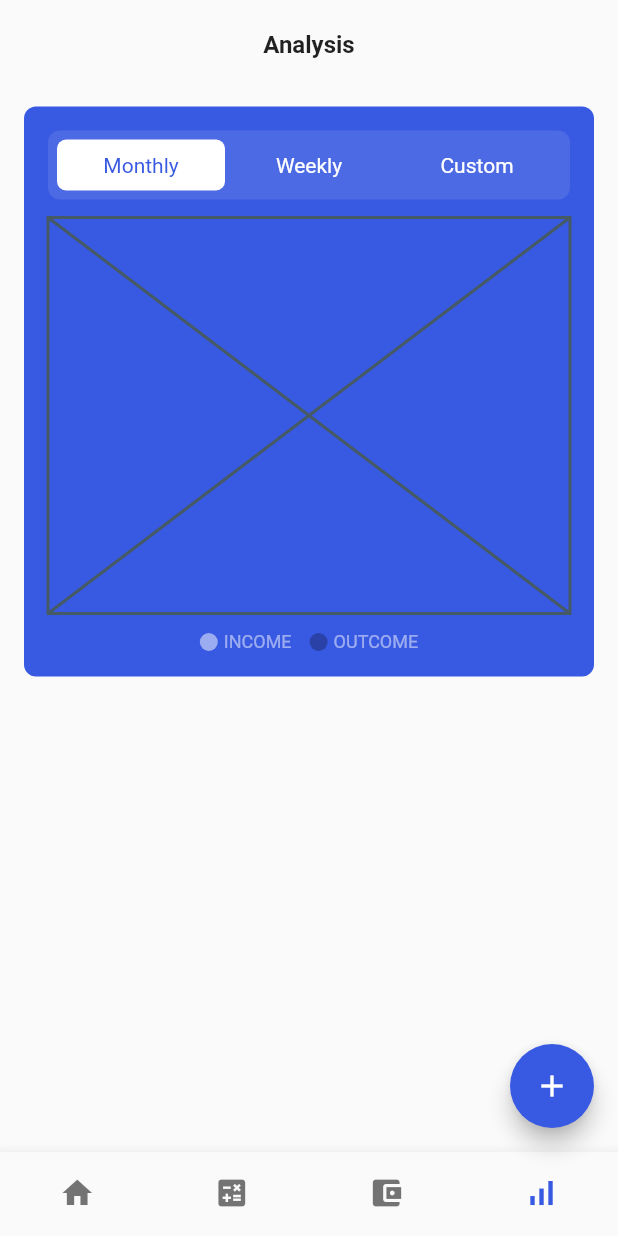
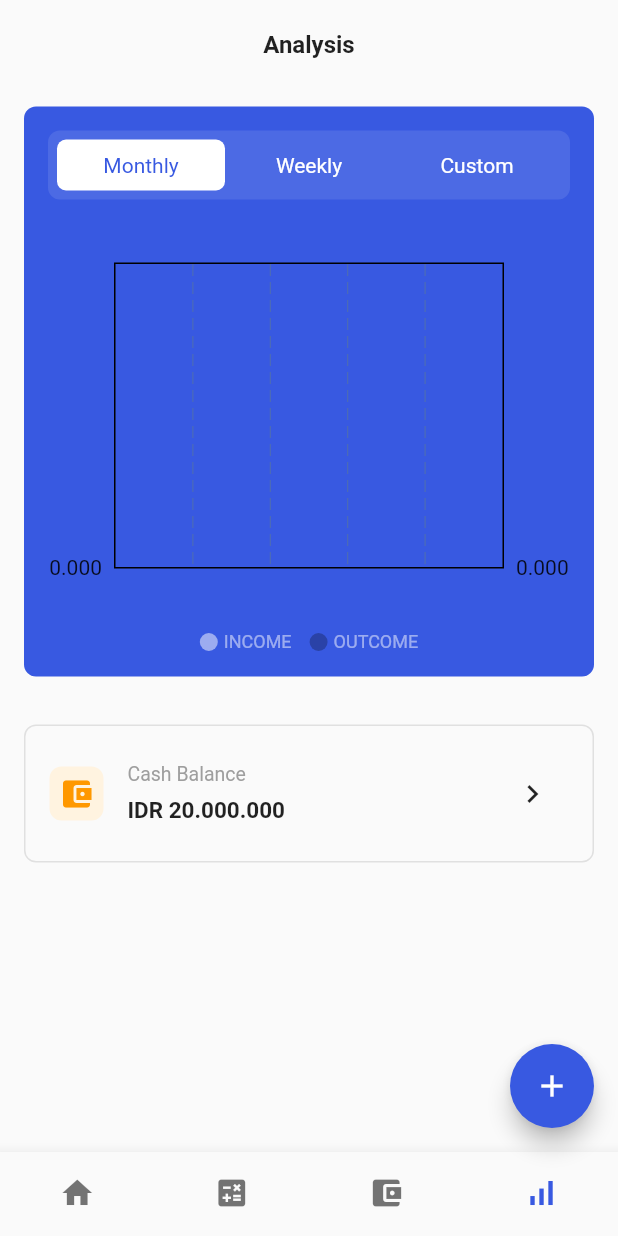
Before and after one commit to JAICHANGPARK/flutter_notebook_17th_story, a Flutter app: the screen it shows after launch, item 4 of the bottom bar chosen, on a phone screen of 412 x 824 dp. Run offline on Flutter 3.47's test engine with Material 2 defaults, Android fonts, the phone set to English and light mode, and no system bars; drawn by our look-alikes of fl_chart; our stand-ins replace cached_network_image, flutter_riverpod, ionicons, percent_indicator; network calls fail.

Commit message:
Update finance_chart_component.dart

```diff
--- a/lib/ep1004_finance_app/src/ui/finance_chart_component.dart
+++ b/lib/ep1004_finance_app/src/ui/finance_chart_component.dart
@@ -1,3 +1,4 @@
+import 'package:fl_chart/fl_chart.dart';
 import 'package:flutter/material.dart';
 import 'package:flutter_notebook_17th/ep1004_finance_app/src/ui/finance_home_page.dart';
 import 'package:flutter_riverpod/flutter_riverpod.dart';
@@ -146,10 +147,12 @@ class _FinanceChartComponentState extends State<FinanceChartComponent> {
                       },
                     ),
                   ),
-                  const Expanded(
+                   Expanded(
                       child: Padding(
                     padding: EdgeInsets.symmetric(vertical: 12),
-                    child: Placeholder(),
+                    child: BarChart(BarChartData(
+
+                    )),
                   )),
                   Row(
                     mainAxisAlignment: MainAxisAlignment.center,
@@ -184,7 +187,69 @@ class _FinanceChartComponentState extends State<FinanceChartComponent> {
                 ],
               ),
             ),
-          )
+          ),
+          Padding(
+            padding: const EdgeInsets.all(16.0),
+            child: Container(
+              height: 92,
+              decoration: BoxDecoration(
+                borderRadius: BorderRadius.circular(8),
+                border: Border.all(
+                  color: Colors.grey[300]!,
+                ),
+              ),
+              padding: const EdgeInsets.symmetric(horizontal: 16),
+              child: Row(
+                children: [
+                  Container(
+                    height: 36,
+                    width: 36,
+                    decoration: BoxDecoration(
+                      borderRadius: BorderRadius.circular(8),
+                      color: Colors.orange[50],
+                    ),
+                    child: const Icon(
+                      Icons.account_balance_wallet,
+                      color: Colors.orange,
+                    ),
+                  ),
+                  Padding(
+                    padding: const EdgeInsets.only(
+                      left: 16,
+                    ),
+                    child: Column(
+                      mainAxisAlignment: MainAxisAlignment.center,
+                      crossAxisAlignment: CrossAxisAlignment.start,
+                      children: const [
+                        Text(
+                          "Cash Balance",
+                          style: TextStyle(
+                            color: Colors.grey,
+                            fontSize: 13,
+                          ),
+                        ),
+                        SizedBox(
+                          height: 8,
+                        ),
+                        Text(
+                          "IDR 20.000.000",
+                          style: TextStyle(
+                            fontWeight: FontWeight.bold,
+                            fontSize: 15,
+                          ),
+                        )
+                      ],
+                    ),
+                  ),
+                  const Spacer(),
+                  IconButton(
+                    onPressed: () {},
+                    icon: const Icon(Icons.keyboard_arrow_right),
+                  )
+                ],
+              ),
+            ),
+          ),
         ],
       ),
     );
```
